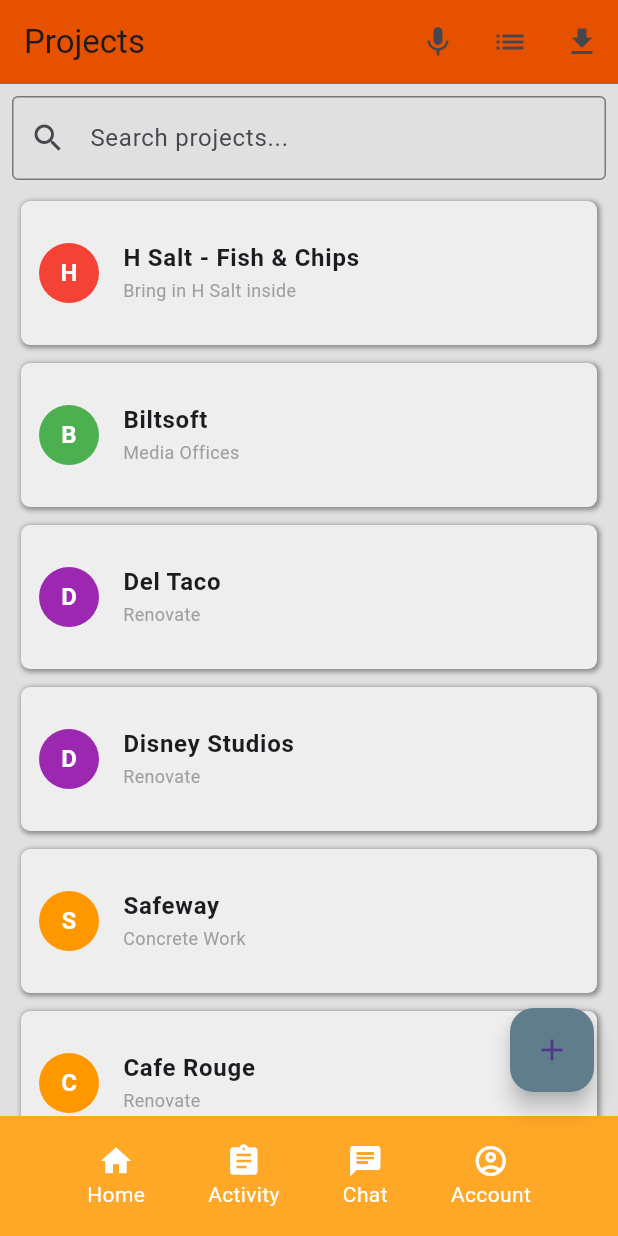
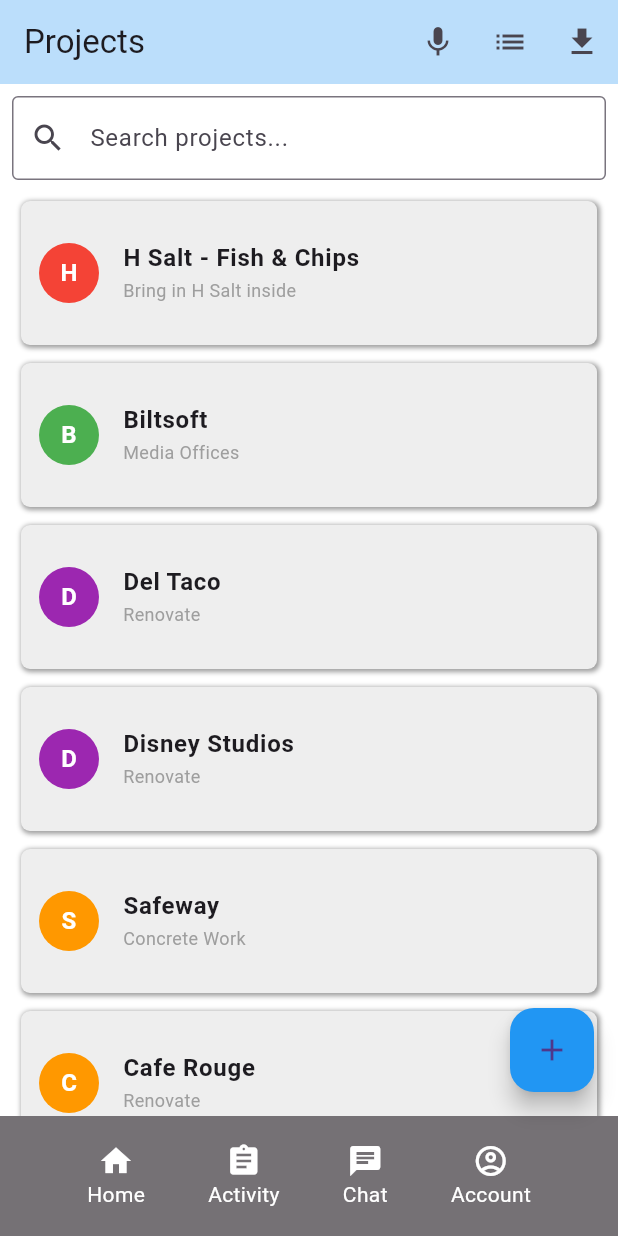
Before and after one commit to monahidalgo/on_site_crews, a Flutter app: the DashboardScreen screen opened by its route, after a tap on "Projects", on a phone screen of 412 x 824 dp. Run offline on Flutter 3.47's test engine with Material 3 defaults, Android fonts, the phone set to English and light mode, and no system bars; our stand-ins replace image_picker, smooth_page_indicator.

Commit message:
feat: Added bottom app bar with navigation and updated button styles
- Initial commit
- Working on UI
- Added bottom app bar with navigation and updated button styles

```diff
--- a/lib/screens/create_project_screen.dart
+++ b/lib/screens/create_project_screen.dart
@@ -97,7 +97,7 @@ class _CreateProjectScreenState extends State<CreateProjectScreen> {
             fontWeight: FontWeight.w500,
           ),
         ),
-        backgroundColor: Colors.blueGrey,
+        backgroundColor: Colors.blue,
       ),
       body: Padding(
         padding: const EdgeInsets.all(16.0),
@@ -181,7 +181,7 @@ class _CreateProjectScreenState extends State<CreateProjectScreen> {
                     onPressed: _createProject,
                     style: ElevatedButton.styleFrom(
                       foregroundColor: Colors.white,
-                      backgroundColor: Colors.blueGrey,
+                      backgroundColor: Colors.blue,
                       padding: const EdgeInsets.symmetric(vertical: 12.0),
                       textStyle: const TextStyle(fontSize: 16),
                     ),
--- a/lib/screens/dashboard_screen.dart
+++ b/lib/screens/dashboard_screen.dart
@@ -32,7 +32,7 @@ class _DashboardScreenState extends State<DashboardScreen> {
             fontWeight: FontWeight.w500,
           ),
         ),
-        backgroundColor: Colors.orange[900]!,
+        backgroundColor: Colors.blue[100],
       ),
       body: Padding(
         padding: const EdgeInsets.all(16.0),
@@ -125,7 +125,7 @@ class _DashboardScreenState extends State<DashboardScreen> {
             Text(
               title,
               style: const TextStyle(
-                color: Colors.blueGrey,
+                color: Colors.blue,
                 fontSize: 16,
                 fontWeight: FontWeight.w600,
                 fontFamily: 'Roboto',
--- a/lib/screens/projects_screen.dart
+++ b/lib/screens/projects_screen.dart
@@ -32,7 +32,7 @@ class _ProjectsScreenState extends State<ProjectsScreen> {
   ];
 
   // Customizable color for the background
-  final Color _backgroundColor = Colors.grey[300]!; // Neutral dark background
+  final Color _backgroundColor = Colors.white!; // Neutral dark background
   List<Map<String, String>> filteredProjects = [];
   String searchQuery = '';
 
@@ -60,7 +60,7 @@ class _ProjectsScreenState extends State<ProjectsScreen> {
     return Scaffold(
       appBar: AppBar(
         title: const Text('Projects', style: TextStyle(fontFamily: 'Roboto')),
-        backgroundColor: Colors.orange[900], // Neutral dark color for the app bar
+        backgroundColor: Colors.blue[100], // Neutral dark color for the app bar
         automaticallyImplyLeading: false, // Removes the top left arrow
         actions: [
           IconButton(
@@ -186,7 +186,7 @@ class _ProjectsScreenState extends State<ProjectsScreen> {
           }
         },
         tooltip: 'Create Project',
-        backgroundColor: Colors.blueGrey,
+        backgroundColor: Colors.blue,
         child: const Icon(Icons.add),
       ),
       bottomNavigationBar: _buildBottomAppBar(),
@@ -196,7 +196,7 @@ class _ProjectsScreenState extends State<ProjectsScreen> {
   Widget _buildBottomAppBar() {
     return BottomAppBar(
       shape: const CircularNotchedRectangle(),
-      color: Colors.orange[400],
+      color: Colors.black54,
       child: IconTheme(
         data: IconThemeData(color: Theme.of(context).colorScheme.onPrimary),
         child: Row(
--- a/lib/screens/task_management_screen.dart
+++ b/lib/screens/task_management_screen.dart
@@ -71,9 +71,9 @@ class TaskManagementScreen extends StatelessWidget {
         onPressed: () {
           Navigator.pushNamed(context, '/add_task');
         },
-        backgroundColor: Colors.blue, // Set the background color to blue
+        backgroundColor: Colors.blue,
+        tooltip: 'Add Task', // Set the background color to blue
         child: const Icon(Icons.add),
-        tooltip: 'Add Task',
       ),
     );
   }
```
Also changed, not shown: 1 other file.
